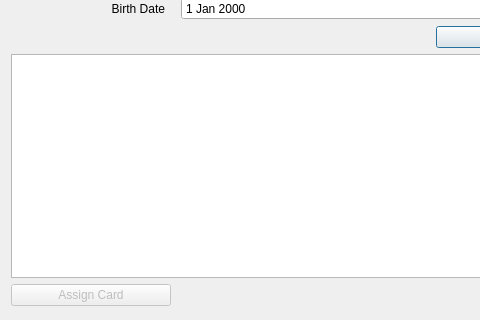
Above: src/uis/dlg_user_info.ui from RaD/qtclient before the change; both pictures show x 0 to 480 and y 126 to 446 of the 775 by 446 pixel window. Below: the same form after it.
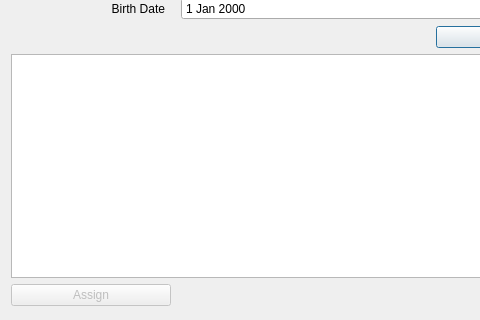
That is the form after the change.

Commit message: Класс клиента и арендатора унаследованы от единого класса. Упрощение кода.

Diff of the .ui file:
```diff
--- a/src/uis/dlg_user_info.ui
+++ b/src/uis/dlg_user_info.ui
@@ -210,7 +210,7 @@
          </size>
         </property>
         <property name="text">
-         <string>Assign Card</string>
+         <string>Assign</string>
         </property>
        </widget>
       </item>
```
The commit also changes 1 other file.
